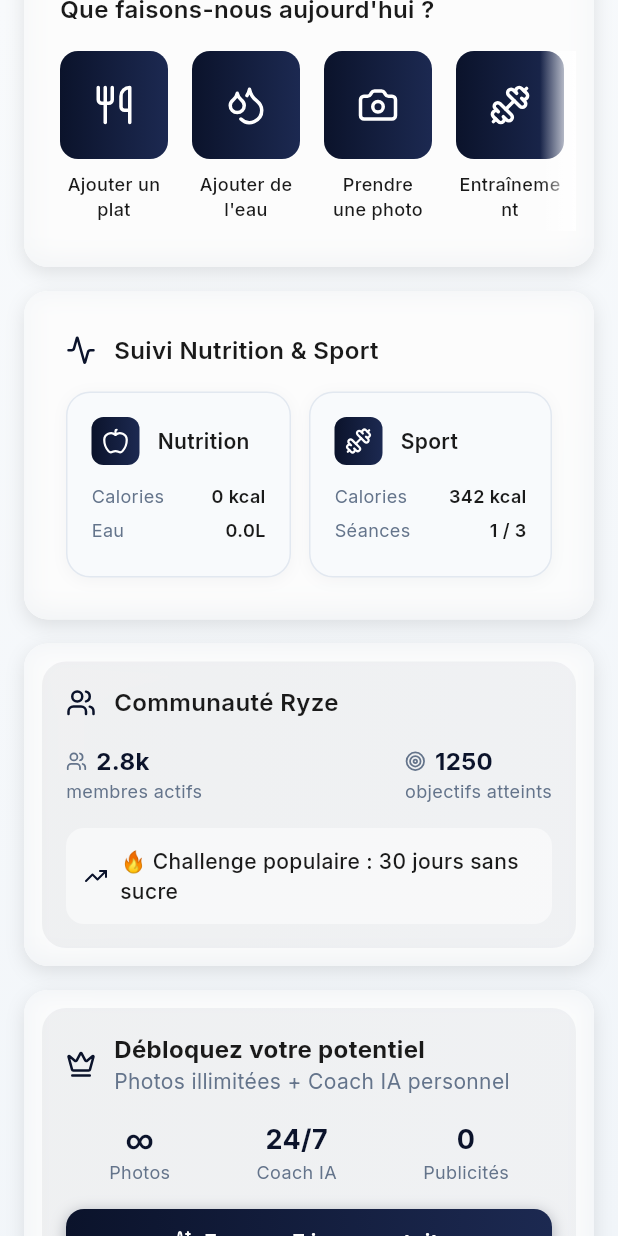
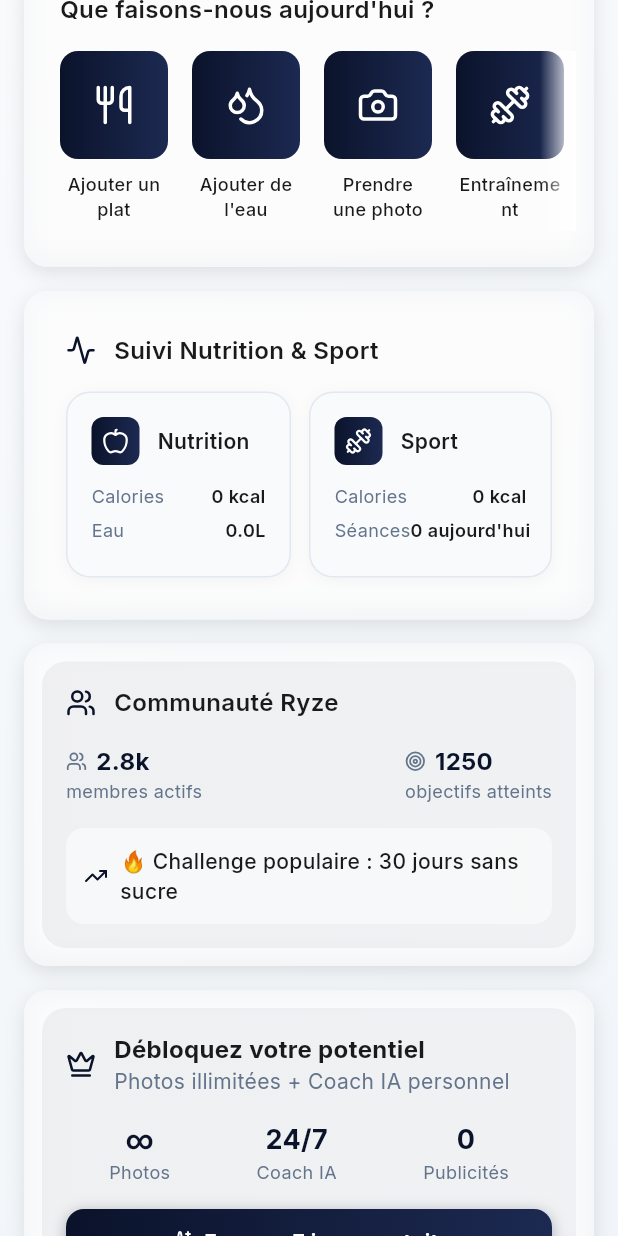
Before and after one commit to BadisG92/Ryse-app-new, a Flutter app: the MainDashboardHybrid screen opened directly, scrolled down 576 dp, on a phone screen of 412 x 824 dp. Run offline on Flutter 3.47's test engine with Material 3 defaults, Android fonts, the phone set to English and light mode, and no system bars; our stand-ins replace fl_chart, flutter_secure_storage, flutter_svg, google_fonts, google_sign_in, lucide_icons_flutter and 3 more; missing offline and left inert: mobile_scanner; accounts and stored records are empty; network calls fail.

Commit message:
liaison entre tableau de bord princiapal et sport/nutrition

```diff
--- a/lib/screens/workout_session_screen.dart
+++ b/lib/screens/workout_session_screen.dart
@@ -7,6 +7,7 @@ import '../components/ui/custom_scrollbar.dart';
 import '../services/database_service.dart' as db;
 import '../services/calorie_burn_service.dart';
 import '../services/auth_service.dart';
+import '../services/dashboard_service.dart';
 
 class WorkoutSessionScreen extends StatefulWidget {
   final String sessionName;
@@ -1031,7 +1032,15 @@ class _WorkoutSessionScreenState extends State<WorkoutSessionScreen> {
       intensity: _selectedIntensity,
       durationMinutes: _displayedDuration.inMinutes,
       caloriesBurned: _estimatedCalories,
-    ).catchError((e) {
+    ).then((_) {
+      // Invalider le cache du dashboard principal après la sauvegarde
+      try {
+        DashboardService.invalidateAndRefreshAfterWorkout();
+        debugPrint('✅ Dashboard principal mis à jour après musculation');
+      } catch (e) {
+        debugPrint('⚠️ Erreur lors de la mise à jour du dashboard principal: $e');
+      }
+    }).catchError((e) {
       debugPrint('❌ persistCompletedWorkoutAsHistory error: $e');
     });
 
--- a/lib/services/cardio_session_manager.dart
+++ b/lib/services/cardio_session_manager.dart
@@ -4,6 +4,7 @@ import '../models/cardio_session_models.dart';
 import 'cardio_service.dart';
 import 'sport_dashboard_service.dart';
 import 'workout_cache_service.dart';
+import 'dashboard_service.dart';
 
 /// Manager pour gérer le cycle de vie des séances cardio
 /// S'assure que toutes les séances terminées sont bien historisées
@@ -134,6 +135,14 @@ class CardioSessionManager {
         debugPrint('⚠️ Could not invalidate WorkoutCacheService: $e');
       }
 
+      // 3. Invalider le dashboard principal pour mettre à jour les objectifs et modules
+      try {
+        await DashboardService.invalidateAndRefreshAfterWorkout();
+        debugPrint('✅ Dashboard principal mis à jour après cardio');
+      } catch (e) {
+        debugPrint('⚠️ Erreur lors de la mise à jour du dashboard principal: $e');
+      }
+
     } catch (e) {
       debugPrint('❌ Error completing cardio session: $e');
       rethrow;
--- a/lib/services/dashboard_service.dart
+++ b/lib/services/dashboard_service.dart
@@ -4,6 +4,7 @@ import 'package:lucide_icons_flutter/lucide_icons.dart';
 import '../config/supabase_config.dart';
 import '../components/ui/dashboard_models.dart';
 import '../providers/goals_notifier.dart';
+import 'sport_dashboard_service.dart';
 
 class DashboardService {
   static final SupabaseClient _supabase = SupabaseConfig.client;
@@ -132,7 +133,9 @@ class DashboardService {
       final dailyCaloriesGoal = userProfile?['daily_calories'] ?? 2000;
       final dailyWaterGoal = (userProfile?['daily_water_goal'] ?? 2000) / 1000.0; // En litres
 
-      // Créer les objectifs avec les vraies données
+      // Créer les objectifs avec les vraies données (avec workout goal)
+      final workoutGoal = await _getWorkoutGoal(user.id);
+
       final result = [
         DailyGoal(
           id: 'meals',
@@ -164,16 +167,7 @@ class DashboardService {
           targetValue: dailyCaloriesGoal.toDouble(),
           unit: 'cal',
         ),
-        DailyGoal(
-          id: 'workout',
-          label: 'Faire une séance aujourd\'hui',
-          progress: 0, // TODO: Récupérer des vraies données d'entraînement
-          xp: 30,
-          completed: false, // TODO: Vérifier les sessions d'entraînement
-          currentValue: 0,
-          targetValue: 1,
-          unit: '',
-        ),
+        workoutGoal,
       ];
 
       // Mettre en cache
@@ -233,6 +227,9 @@ class DashboardService {
       }
       final currentWaterL = currentWaterMl / 1000.0;
 
+      // Récupérer le module Sport avec vraies données
+      final sportModule = await _getSportModulePreview();
+
       return [
         ModulePreview(
           title: 'Nutrition',
@@ -243,16 +240,7 @@ class DashboardService {
           },
           gradientColors: const [Color(0xFF0B132B), Color(0xFF1C2951)],
         ),
-        // Module Sport reste statique pour l'instant
-        const ModulePreview(
-          title: 'Sport',
-          icon: LucideIcons.dumbbell,
-          stats: {
-            'Calories': '342 kcal',
-            'Séances': '1 / 3',
-          },
-          gradientColors: [Color(0xFF0B132B), Color(0xFF1C2951)],
-        ),
+        sportModule,
       ];
     } catch (e) {
       print('Erreur lors de la récupération des aperçus modules: $e');
@@ -277,6 +265,123 @@ class DashboardService {
     // Le notifier est déjà mis à jour dans getDailyGoals()
   }
 
+  /// Récupérer l'objectif workout avec les données du dashboard sport
+  static Future<DailyGoal> _getWorkoutGoal(String userId) async {
+    try {
+      // Utiliser les données du dashboard sport (activités du jour)
+      final sportData = await SportDashboardService.getDashboardData();
+      final totalSessions = sportData.totalTodaySessions;
+      final completed = totalSessions >= 1;
+
+      print('🏋️ DEBUG Workout Goal (via SportDashboard): $totalSessions séances, completed: $completed');
+
+      return DailyGoal(
+        id: 'workout',
+        label: 'Faire une séance aujourd\'hui',
+        progress: completed ? 100 : 0,
+        xp: 30,
+        completed: completed,
+        currentValue: totalSessions.toDouble(),
+        targetValue: 1,
+        unit: '',
+      );
+    } catch (e) {
+      print('❌ Erreur lors de la récupération de l\'objectif workout: $e');
+      return const DailyGoal(
+        id: 'workout',
+        label: 'Faire une séance aujourd\'hui',
+        progress: 0,
+        xp: 30,
+        completed: false,
+        currentValue: 0,
+        targetValue: 1,
+        unit: '',
+      );
+    }
+  }
+
+  /// Récupérer le module Sport avec les données du dashboard sport
+  static Future<ModulePreview> _getSportModulePreview() async {
+    try {
+      final user = _supabase.auth.currentUser;
+      if (user == null) {
+        return const ModulePreview(
+          title: 'Sport',
+          icon: LucideIcons.dumbbell,
+          stats: {
+            'Calories': '0 kcal',
+            'Séances': '0 aujourd\'hui',
+          },
+          gradientColors: [Color(0xFF0B132B), Color(0xFF1C2951)],
+        );
+      }
+
+      final today = DateTime.now();
+      final todayStr = DateTime(today.year, today.month, today.day).toIso8601String().split('T')[0];
+
+      print('📊 DEBUG Module Sport - Récupération DIRECTE pour: ${user.id}, date: $todayStr');
+
+      // Récupérer DIRECTEMENT les mêmes données que le bloc "activité du jour"
+      final cardioSessions = await _supabase
+          .from('cardio_sessions')
+          .select('calories, activity_type, session_date')
+          .eq('user_id', user.id)
+          .gte('session_date', todayStr)
+          .eq('is_completed', true)
+          .order('created_at', ascending: false);
+
+      final musculationSessions = await _supabase
+          .from('workout_session_summaries')
+          .select('calories_burned, session_name, session_date')
+          .eq('user_id', user.id)
+          .gte('session_date', todayStr)
+          .order('created_at', ascending: false);
+
+      print('📊 DEBUG Sessions trouvées:');
+      print('   - Cardio: ${cardioSessions.length} sessions');
+      print('   - Musculation: ${musculationSessions.length} sessions');
+
+      // Calculer les calories EXACTEMENT comme le bloc activité du jour
+      int totalCalories = 0;
+      for (var session in cardioSessions) {
+        final calories = (session['calories'] as int?) ?? 0;
+        totalCalories += calories;
+        print('     -> Cardio ${session['activity_type']} le ${session['session_date']}: ${calories}kcal');
+      }
+      for (var session in musculationSessions) {
+        final calories = (session['calories_burned'] as int?) ?? 0;
+        totalCalories += calories;
+        print('     -> Musculation ${session['session_name']} le ${session['session_date']}: ${calories}kcal');
+      }
+
+      final totalSessions = cardioSessions.length + musculationSessions.length;
+
+      print('📊 DEBUG Module Sport FINAL: $totalSessions séances, $totalCalories kcal (devrait être 251)');
+      print('📊 DEBUG Comparaison: Bloc activité = 251kcal, Module = ${totalCalories}kcal');
+
+      return ModulePreview(
+        title: 'Sport',
+        icon: LucideIcons.dumbbell,
+        stats: {
+          'Calories': '$totalCalories kcal',
+          'Séances': '$totalSessions aujourd\'hui',
+        },
+        gradientColors: const [Color(0xFF0B132B), Color(0xFF1C2951)],
+      );
+    } catch (e) {
+      print('❌ Erreur lors de la récupération du module Sport: $e');
+      return const ModulePreview(
+        title: 'Sport',
+        icon: LucideIcons.dumbbell,
+        stats: {
+          'Calories': '0 kcal',
+          'Séances': '0 aujourd\'hui',
+        },
+        gradientColors: [Color(0xFF0B132B), Color(0xFF1C2951)],
+      );
+    }
+  }
+
   /// Invalider le cache et mettre à jour les objectifs en temps réel
   /// Appelé après ajout/suppression de nourriture ou d'eau
   static Future<void> invalidateAndRefreshGoals() async {
@@ -296,4 +401,31 @@ class DashboardService {
     }
   }
 
+  /// Invalider le cache après une séance sport
+  /// Appelé après completion d'une séance cardio ou musculation
+  static Future<void> invalidateAndRefreshAfterWorkout() async {
+    print('🏋️ Invalidation du cache après séance sport...');
+
+    // Vider le cache pour forcer une nouvelle récupération
+    _cachedGoals = null;
+    _cachedGoalsDate = null;
+
+    // Invalider aussi le cache du sport dashboard service
+    try {
+      SportDashboardService.invalidateCache();
+      print('🏋️ Cache SportDashboardService invalidé');
+    } catch (e) {
+      print('⚠️ Erreur lors de l\'invalidation du cache sport: $e');
+    }
+
+    // Récupérer les nouvelles données
+    final goals = await getDailyGoals();
+    print('✅ Dashboard mis à jour après séance avec ${goals.length} objectifs');
+
+    // Afficher le détail pour debug
+    for (var goal in goals) {
+      print('   - ${goal.label}: ${goal.currentValue}/${goal.targetValue} ${goal.unit} (${goal.progress}%)');
+    }
+  }
+
 }
--- a/lib/services/sport_dashboard_service.dart
+++ b/lib/services/sport_dashboard_service.dart
@@ -109,6 +109,12 @@ class SportDashboardService {
           .gte('session_date', startOfDay.toIso8601String().split('T')[0])
           .eq('is_completed', true)
           .order('created_at', ascending: false);
+
+      debugPrint('🏋️ DEBUG SportDashboard: ${cardioSessions.length} sessions cardio trouvées');
+      for (int i = 0; i < cardioSessions.length; i++) {
+        final session = cardioSessions[i];
+        debugPrint('   [$i] ID: ${session['id']}, Type: ${session['activity_type']}, Date: ${session['session_date']}, Completed: ${session['is_completed']}');
+      }
 
       // Sessions musculation du jour
       final musculationSessions = await _client
```
Also changed, not shown: .claude/settings.local.json.
